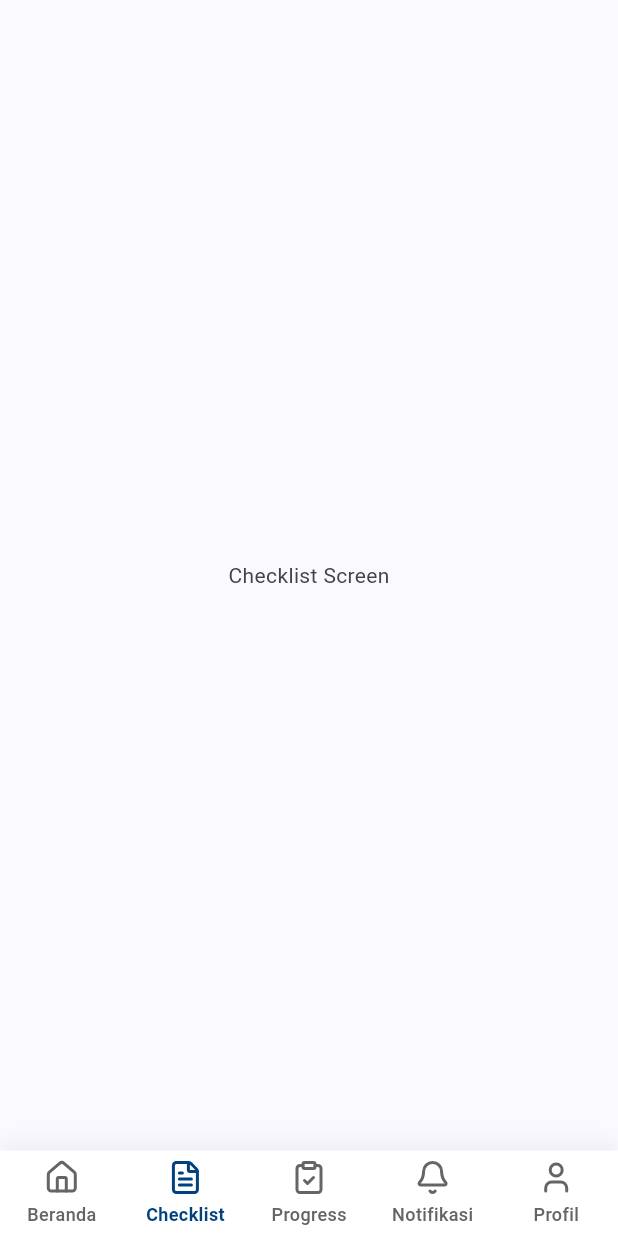
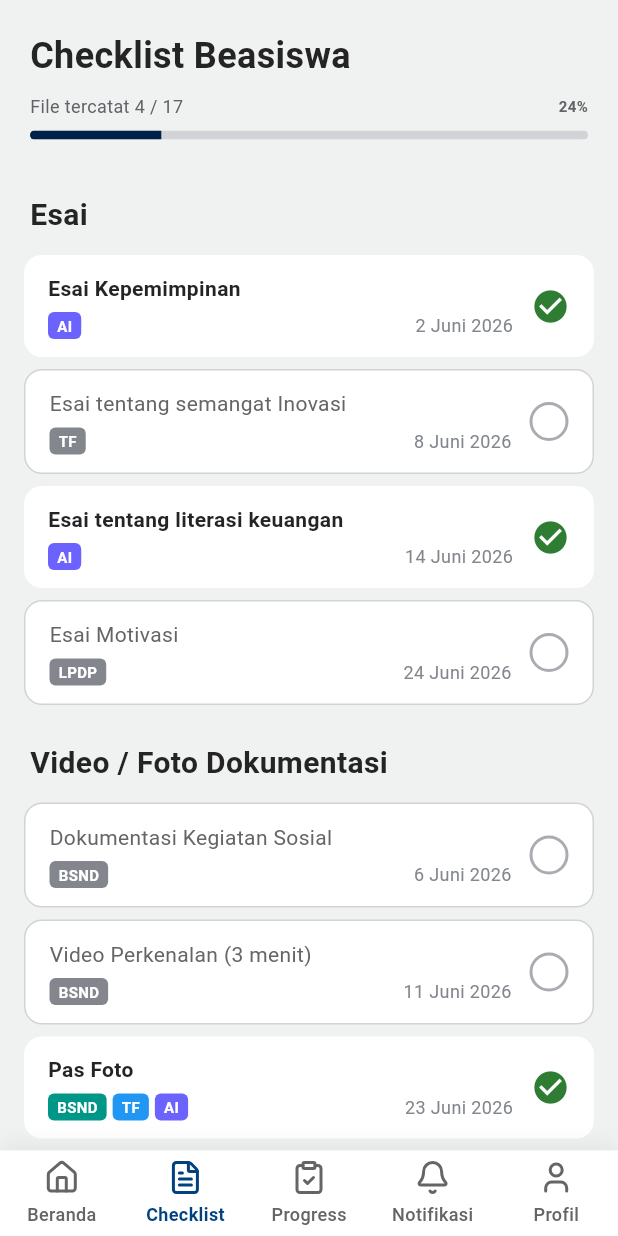
Before and after one commit to Vlensco/NUSARA, a Flutter app: the screen it shows after launch, item 2 of the bottom bar chosen, on a phone screen of 412 x 824 dp. Run offline on Flutter 3.47's test engine with Material 3 defaults, Android fonts, the phone set to English and light mode, and no system bars; our stand-ins replace flutter_riverpod, lucide_icons.

Commit message:
feat: implementasi halaman checklist beasiswa dengan riverpod

```diff
--- a/Mobile/cabe/lib/core/routing/main_navigation.dart
+++ b/Mobile/cabe/lib/core/routing/main_navigation.dart
@@ -3,6 +3,7 @@ import 'package:flutter_riverpod/flutter_riverpod.dart';
 import 'package:lucide_icons/lucide_icons.dart';
 import 'package:cabe/core/theme/app_colors.dart';
 import 'package:cabe/features/home/screens/home_screen.dart';
+import 'package:cabe/features/checklist/screens/checklist_screen.dart';
 
 class BottomNavIndexNotifier extends Notifier<int> {
   @override
@@ -93,7 +94,7 @@ class MainNavigation extends ConsumerWidget {
       case 0:
         return const HomeScreen(); // Menggunakan HomeScreen yang sudah ada
       case 1:
-        return const Center(child: Text('Checklist Screen'));
+        return const ChecklistScreen();
       case 2:
         return const Center(child: Text('Progress Screen'));
       case 3:
--- /dev/null
+++ b/Mobile/cabe/lib/features/checklist/controllers/checklist_controller.dart
@@ -0,0 +1,252 @@
+import 'package:flutter/material.dart';
+import 'package:flutter_riverpod/flutter_riverpod.dart';
+import 'package:cabe/core/theme/app_colors.dart';
+
+// Model untuk setiap item checklist
+class ChecklistItem {
+  final String id;
+  final String title;
+  final List<ScholarshipTag> tags;
+  final String deadline; // Format: "2 Juni 2026"
+  final bool isChecked;
+
+  const ChecklistItem({
+    required this.id,
+    required this.title,
+    required this.tags,
+    required this.deadline,
+    this.isChecked = false,
+  });
+
+  ChecklistItem copyWith({bool? isChecked}) {
+    return ChecklistItem(
+      id: id,
+      title: title,
+      tags: tags,
+      deadline: deadline,
+      isChecked: isChecked ?? this.isChecked,
+    );
+  }
+
+  // ─── COMPUTED DISPLAY PROPERTIES ────────────────────────────────────────────
+  // Semua logika tampilan ada di sini, widget cukup pakai properti ini.
+
+  /// Warna teks judul item
+  Color get titleColor => isChecked ? AppColors.gray900 : AppColors.gray500;
+
+  /// Ketebalan teks judul item
+  FontWeight get titleWeight =>
+      isChecked ? FontWeight.w600 : FontWeight.w400;
+
+  /// Warna border card
+  Border? get cardBorder => isChecked
+      ? null
+      : Border.all(color: AppColors.coolGray200, width: 1);
+}
+
+// Model untuk tag beasiswa (label singkatan berwarna)
+class ScholarshipTag {
+  final String label;
+  final int colorHex; // Hex warna background tag
+
+  const ScholarshipTag({required this.label, required this.colorHex});
+
+  // ─── COMPUTED DISPLAY PROPERTIES ────────────────────────────────────────────
+
+  /// Warna vivid penuh (alpha selalu 0xFF)
+  Color get vividColor => Color(colorHex | 0xFF000000);
+
+  /// Warna tag: vivid saat item sudah dicentang, abu-abu saat belum
+  Color tagColor({required bool isItemChecked}) =>
+      isItemChecked ? vividColor : AppColors.coolGray400;
+}
+
+// Model untuk satu grup/section (misal: Esai, Dokumen, Video)
+class ChecklistSection {
+  final String title;
+  final List<ChecklistItem> items;
+
+  const ChecklistSection({required this.title, required this.items});
+}
+
+// --- DATA DUMMY ---
+final _dummyChecklist = [
+  ChecklistSection(
+    title: 'Esai',
+    items: [
+      ChecklistItem(
+        id: 'e1',
+        title: 'Esai Kepemimpinan',
+        tags: [ScholarshipTag(label: 'AI', colorHex: 0xFF6C63FF)],
+        deadline: '2 Juni 2026',
+        isChecked: true,
+      ),
+      ChecklistItem(
+        id: 'e2',
+        title: 'Esai tentang semangat Inovasi',
+        tags: [ScholarshipTag(label: 'TF', colorHex: 0xFF2196F3)],
+        deadline: '8 Juni 2026',
+        isChecked: false,
+      ),
+      ChecklistItem(
+        id: 'e3',
+        title: 'Esai tentang literasi keuangan',
+        tags: [ScholarshipTag(label: 'AI', colorHex: 0xFF6C63FF)],
+        deadline: '14 Juni 2026',
+        isChecked: true,
+      ),
+      ChecklistItem(
+        id: 'e4',
+        title: 'Esai Motivasi',
+        tags: [ScholarshipTag(label: 'LPDP', colorHex: 0xFF607D8B)],
+        deadline: '24 Juni 2026',
+        isChecked: false,
+      ),
+    ],
+  ),
+  ChecklistSection(
+    title: 'Video / Foto Dokumentasi',
+    items: [
+      ChecklistItem(
+        id: 'v1',
+        title: 'Dokumentasi Kegiatan Sosial',
+        tags: [ScholarshipTag(label: 'BSND', colorHex: 0xFF009688)],
+        deadline: '6 Juni 2026',
+        isChecked: false,
+      ),
+      ChecklistItem(
+        id: 'v2',
+        title: 'Video Perkenalan (3 menit)',
+        tags: [ScholarshipTag(label: 'BSND', colorHex: 0xFF009688)],
+        deadline: '11 Juni 2026',
+        isChecked: false,
+      ),
+      ChecklistItem(
+        id: 'v3',
+        title: 'Pas Foto',
+        tags: [
+          ScholarshipTag(label: 'BSND', colorHex: 0xFF009688),
+          ScholarshipTag(label: 'TF', colorHex: 0xFF2196F3),
+          ScholarshipTag(label: 'AI', colorHex: 0xFF6C63FF),
+        ],
+        deadline: '23 Juni 2026',
+        isChecked: true,
+      ),
+      ChecklistItem(
+        id: 'v4',
+        title: 'Foto Aksi Olahraga',
+        tags: [ScholarshipTag(label: 'BAPK', colorHex: 0xFFE53935)],
+        deadline: '27 Juni 2026',
+        isChecked: true,
+      ),
+    ],
+  ),
+  ChecklistSection(
+    title: 'Dokumen',
+    items: [
+      ChecklistItem(
+        id: 'd1',
+        title: 'Surat Keterangan Tidak Mampu',
+        tags: [
+          ScholarshipTag(label: 'LPDP', colorHex: 0xFF607D8B),
+          ScholarshipTag(label: 'TF', colorHex: 0xFF2196F3),
+        ],
+        deadline: '7 Juni 2026',
+        isChecked: false,
+      ),
+      ChecklistItem(
+        id: 'd2',
+        title: 'Portofolio Kegiatan Sosial',
+        tags: [ScholarshipTag(label: 'TF', colorHex: 0xFF2196F3)],
+        deadline: '7 Juni 2026',
+        isChecked: false,
+      ),
+      ChecklistItem(
+        id: 'd3',
+        title: 'Fotokopi Kartu Pelajar',
+        tags: [ScholarshipTag(label: 'BAPK', colorHex: 0xFFE53935)],
+        deadline: '9 Juni 2026',
+        isChecked: false,
+      ),
+      ChecklistItem(
+        id: 'd4',
+        title: 'Fotokopi Kartu Keluarga',
+        tags: [ScholarshipTag(label: 'BLK', colorHex: 0xFF795548)],
+        deadline: '9 Juni 2026',
+        isChecked: false,
+      ),
+      ChecklistItem(
+        id: 'd5',
+        title: 'Sertifikasi IELTS',
+        tags: [
+          ScholarshipTag(label: 'BLK', colorHex: 0xFF795548),
+          ScholarshipTag(label: 'AI', colorHex: 0xFF6C63FF),
+          ScholarshipTag(label: 'PPT', colorHex: 0xFFFF9800),
+        ],
+        deadline: '16 Juni 2026',
+        isChecked: false,
+      ),
+      ChecklistItem(
+        id: 'd6',
+        title: 'Surat Rekomendasi KONI Daerah',
+        tags: [ScholarshipTag(label: 'BAPK', colorHex: 0xFFE53935)],
+        deadline: '17 Juni 2026',
+        isChecked: false,
+      ),
+      ChecklistItem(
+        id: 'd7',
+        title: 'Sertifikat / Medali Juara',
+        tags: [ScholarshipTag(label: 'BAPK', colorHex: 0xFFE53935)],
+        deadline: '18 Juni 2026',
+        isChecked: false,
+      ),
+      ChecklistItem(
+        id: 'd8',
+        title: 'Riwayat Prestasi Olahraga',
+        tags: [
+          ScholarshipTag(label: 'BAPK', colorHex: 0xFFE53935),
+          ScholarshipTag(label: 'PPT', colorHex: 0xFFFF9800),
+        ],
+        deadline: '31 Juni 2026',
+        isChecked: false,
+      ),
+      ChecklistItem(
+        id: 'd9',
+        title: 'Fotokopi Rapor',
+        tags: [
+          ScholarshipTag(label: 'LPDP', colorHex: 0xFF607D8B),
+          ScholarshipTag(label: 'BLK', colorHex: 0xFF795548),
+        ],
+        deadline: '2 Mei 2026',
+        isChecked: false,
+      ),
+    ],
+  ),
+];
+
+// --- NOTIFIER ---
+class ChecklistNotifier extends Notifier<List<ChecklistSection>> {
+  @override
+  List<ChecklistSection> build() => _dummyChecklist;
+
+  void toggleItem(String itemId) {
+    state = state.map((section) {
+      return ChecklistSection(
+        title: section.title,
+        items: section.items.map((item) {
+          if (item.id == itemId) return item.copyWith(isChecked: !item.isChecked);
+          return item;
+        }).toList(),
+      );
+    }).toList();
+  }
+
+  int get totalItems => state.fold(0, (sum, s) => sum + s.items.length);
+  int get checkedItems =>
+      state.fold(0, (sum, s) => sum + s.items.where((i) => i.isChecked).length);
+}
+
+final checklistProvider =
+    NotifierProvider<ChecklistNotifier, List<ChecklistSection>>(
+  ChecklistNotifier.new,
+);
--- /dev/null
+++ b/Mobile/cabe/lib/features/checklist/screens/checklist_screen.dart
@@ -0,0 +1,101 @@
+import 'package:flutter/material.dart';
+import 'package:flutter_riverpod/flutter_riverpod.dart';
+import 'package:cabe/core/theme/app_colors.dart';
+import 'package:cabe/core/theme/app_text_styles.dart';
+import 'package:cabe/features/checklist/controllers/checklist_controller.dart';
+import 'package:cabe/features/checklist/widgets/checklist_item_tile.dart';
+
+class ChecklistScreen extends ConsumerWidget {
+  const ChecklistScreen({super.key});
+
+  @override
+  Widget build(BuildContext context, WidgetRef ref) {
+    final sections = ref.watch(checklistProvider);
+    final notifier = ref.read(checklistProvider.notifier);
+    final total = notifier.totalItems;
+    final checked = notifier.checkedItems;
+    final progress = total == 0 ? 0.0 : checked / total;
+
+    return Scaffold(
+      backgroundColor: AppColors.coolGray100,
+      body: SafeArea(
+        child: Column(
+          crossAxisAlignment: CrossAxisAlignment.start,
+          children: [
+            Container(
+              color: AppColors.coolGray100,
+              padding: const EdgeInsets.fromLTRB(20, 20, 20, 16),
+              child: Column(
+                crossAxisAlignment: CrossAxisAlignment.start,
+                children: [
+                  Text('Checklist Beasiswa', style: AppTextStyles.h2),
+                  const SizedBox(height: 8),
+                  Row(
+                    mainAxisAlignment: MainAxisAlignment.spaceBetween,
+                    children: [
+                      Text(
+                        'File tercatat $checked / $total',
+                        style: AppTextStyles.bodySmall.copyWith(
+                          color: AppColors.coolGray500,
+                        ),
+                      ),
+                      Text(
+                        '${(progress * 100).round()}%',
+                        style: AppTextStyles.labelSmall.copyWith(
+                          color: AppColors.coolGray500,
+                          fontWeight: FontWeight.w600,
+                        ),
+                      ),
+                    ],
+                  ),
+                  const SizedBox(height: 8),
+                  // Progress bar
+                  ClipRRect(
+                    borderRadius: BorderRadius.circular(100),
+                    child: LinearProgressIndicator(
+                      value: progress,
+                      minHeight: 6,
+                      backgroundColor: AppColors.coolGray200,
+                      valueColor: const AlwaysStoppedAnimation<Color>(
+                        AppColors.blue900,
+                      ),
+                    ),
+                  ),
+                ],
+              ),
+            ),
+
+            // --- LIST CONTENT ---
+            Expanded(
+              child: ListView.builder(
+                padding: const EdgeInsets.only(bottom: 24),
+                itemCount: sections.length,
+                itemBuilder: (context, sectionIndex) {
+                  final section = sections[sectionIndex];
+                  return Column(
+                    crossAxisAlignment: CrossAxisAlignment.start,
+                    children: [
+                      // Section header
+                      Padding(
+                        padding: const EdgeInsets.fromLTRB(20, 20, 20, 8),
+                        child: Text(
+                          section.title,
+                          style: AppTextStyles.h3,
+                        ),
+                      ),
+                      // Items
+                      ...section.items.map((item) => ChecklistItemTile(
+                            item: item,
+                            onToggle: () => notifier.toggleItem(item.id),
+                          )),
+                    ],
+                  );
+                },
+              ),
+            ),
+          ],
+        ),
+      ),
+    );
+  }
+}
--- /dev/null
+++ b/Mobile/cabe/lib/features/checklist/widgets/checklist_item_tile.dart
@@ -0,0 +1,109 @@
+import 'package:flutter/material.dart';
+import 'package:cabe/core/theme/app_colors.dart';
+import 'package:cabe/core/theme/app_text_styles.dart';
+import 'package:cabe/features/checklist/controllers/checklist_controller.dart';
+
+class ChecklistItemTile extends StatelessWidget {
+  final ChecklistItem item;
+  final VoidCallback onToggle;
+
+  const ChecklistItemTile({
+    super.key,
+    required this.item,
+    required this.onToggle,
+  });
+
+  @override
+  Widget build(BuildContext context) {
+    return GestureDetector(
+      onTap: onToggle,
+      child: Container(
+        margin: const EdgeInsets.symmetric(horizontal: 16, vertical: 4),
+        padding: const EdgeInsets.symmetric(horizontal: 16, vertical: 12),
+        decoration: BoxDecoration(
+          color: AppColors.white,
+          borderRadius: BorderRadius.circular(12),
+          // ✅ Logika border dari model, bukan dari widget
+          border: item.cardBorder,
+        ),
+        child: Row(
+          crossAxisAlignment: CrossAxisAlignment.center,
+          children: [
+            Expanded(
+              child: Column(
+                crossAxisAlignment: CrossAxisAlignment.start,
+                children: [
+                  Text(
+                    item.title,
+                    style: AppTextStyles.bodyMedium.copyWith(
+                      // ✅ Logika warna & weight dari model
+                      color: item.titleColor,
+                      fontWeight: item.titleWeight,
+                    ),
+                  ),
+                  const SizedBox(height: 6),
+                  Row(
+                    children: [
+                      // ✅ Logika warna tag dari model ScholarshipTag
+                      ...item.tags.map((tag) => _buildTag(tag)),
+                      const Spacer(),
+                      Text(
+                        item.deadline,
+                        style: AppTextStyles.bodySmall.copyWith(
+                          color: AppColors.coolGray400,
+                        ),
+                      ),
+                    ],
+                  ),
+                ],
+              ),
+            ),
+            const SizedBox(width: 12),
+            _buildCheckCircle(),
+          ],
+        ),
+      ),
+    );
+  }
+
+  Widget _buildTag(ScholarshipTag tag) {
+    return Container(
+      margin: const EdgeInsets.only(right: 4),
+      padding: const EdgeInsets.symmetric(horizontal: 6, vertical: 2),
+      decoration: BoxDecoration(
+        // ✅ Panggil tagColor() dari model, kirim konteks isChecked
+        color: tag.tagColor(isItemChecked: item.isChecked),
+        borderRadius: BorderRadius.circular(4),
+      ),
+      child: Text(
+        tag.label,
+        style: AppTextStyles.labelSmall.copyWith(
+          color: AppColors.white,
+          fontWeight: FontWeight.w700,
+        ),
+      ),
+    );
+  }
+
+  Widget _buildCheckCircle() {
+    return AnimatedSwitcher(
+      duration: const Duration(milliseconds: 250),
+      child: item.isChecked
+          ? const Icon(
+              Icons.check_circle,
+              key: ValueKey('checked'),
+              color: Color(0xFF2E7D32),
+              size: 26,
+            )
+          : Container(
+              key: const ValueKey('unchecked'),
+              width: 26,
+              height: 26,
+              decoration: BoxDecoration(
+                shape: BoxShape.circle,
+                border: Border.all(color: AppColors.coolGray300, width: 2),
+              ),
+            ),
+    );
+  }
+}
```
